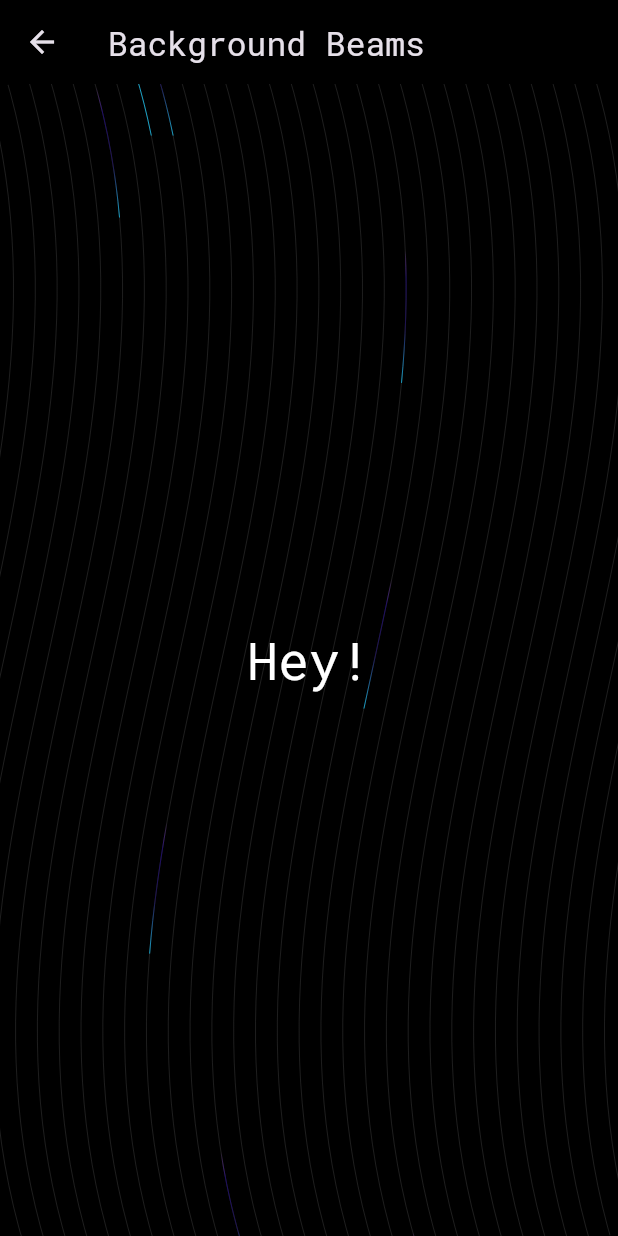
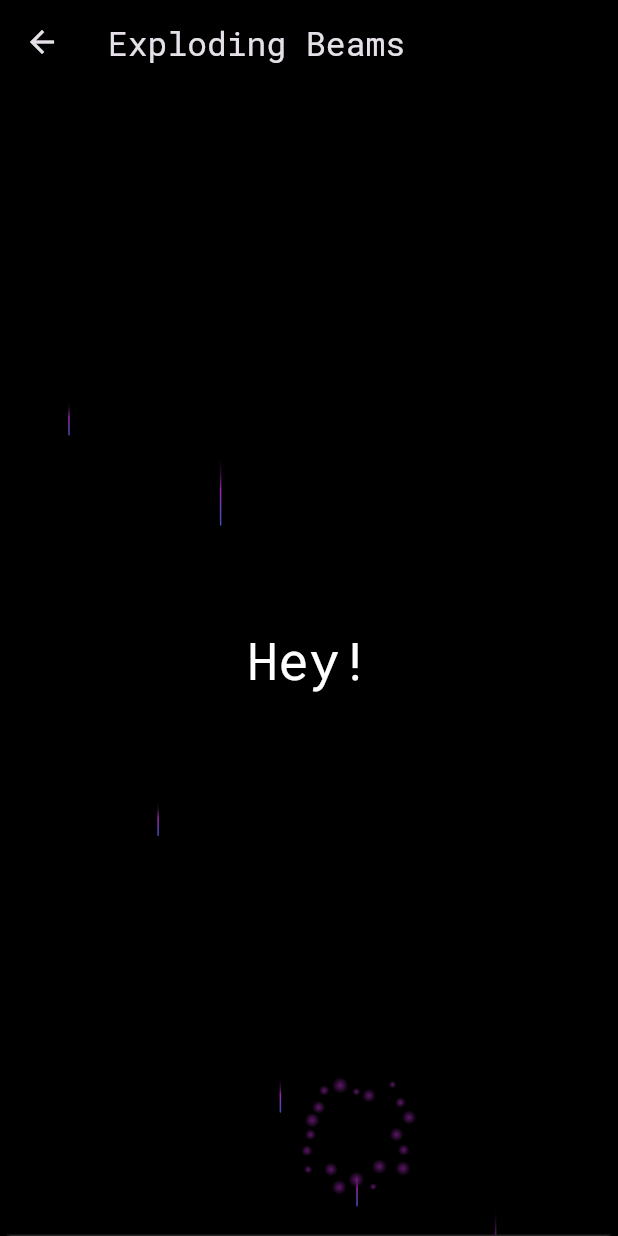
Before and after one commit to flutterfx/flutterfx_widgets, a Flutter app: the screen it shows after launch, on a phone screen of 412 x 824 dp. Run offline on Flutter 3.47's test engine with Material 3 defaults, Android fonts, the light colour scheme and no system bars; our stand-ins replace flutter_colorpicker, google_fonts.

Commit message:
Beam with explosion done!

```diff
--- /dev/null
+++ b/lib/background-exploding-beam/background_beam_explosion.dart
@@ -0,0 +1,364 @@
+import 'dart:async';
+import 'dart:math';
+import 'package:flutter/material.dart';
+
+// Your existing BackgroundBeamsWithCollision class remains the same
+class BackgroundBeamsWithCollision extends StatefulWidget {
+  final Widget? child;
+
+  const BackgroundBeamsWithCollision({
+    Key? key,
+    this.child,
+  }) : super(key: key);
+
+  @override
+  State<BackgroundBeamsWithCollision> createState() =>
+      _BackgroundBeamsWithCollisionState();
+}
+
+class _BackgroundBeamsWithCollisionState
+    extends State<BackgroundBeamsWithCollision> {
+  late List<BeamConfig> beams;
+  late double containerWidth;
+  late double containerHeight;
+
+  @override
+  void didChangeDependencies() {
+    super.didChangeDependencies();
+    containerWidth = MediaQuery.of(context).size.width;
+    containerHeight = MediaQuery.of(context).size.height * 0.85;
+    _initializeBeams();
+  }
+
+  void _initializeBeams() {
+    final random = Random();
+    beams = List.generate(
+        7,
+        (index) => BeamConfig(
+              initialX: random.nextDouble() * containerWidth,
+              duration: random.nextDouble() * 3 + 1,
+              repeatDelay: random.nextDouble() * 3,
+              delay: random.nextDouble() * 4,
+              height: [24.0, 48.0, 80.0][random.nextInt(3)],
+            ));
+  }
+
+  @override
+  Widget build(BuildContext context) {
+    return Container(
+      height: containerHeight,
+      width: containerWidth,
+      child: Stack(
+        clipBehavior: Clip.none,
+        children: [
+          ...beams.map((beam) => CollisionMechanism(
+                key: ValueKey('${beam.initialX}-beam'),
+                beamOptions: beam,
+                containerHeight: containerHeight,
+              )),
+          if (widget.child != null) Center(child: widget.child!),
+          Positioned(
+            bottom: 0,
+            left: 0,
+            right: 0,
+            child: Container(
+              height: 1,
+              decoration: BoxDecoration(
+                color: Theme.of(context).brightness == Brightness.light
+                    ? const Color(0xFFF5F5F5)
+                    : const Color(0xFF262626),
+                boxShadow: [
+                  BoxShadow(
+                    color: Colors.black.withOpacity(0.06),
+                    blurRadius: 24,
+                  ),
+                ],
+              ),
+            ),
+          ),
+        ],
+      ),
+    );
+  }
+}
+
+// Your existing BeamConfig class remains the same
+class BeamConfig {
+  final double initialX;
+  final double duration;
+  final double repeatDelay;
+  final double delay;
+  final double height;
+
+  BeamConfig({
+    required this.initialX,
+    required this.duration,
+    required this.repeatDelay,
+    this.delay = 0,
+    this.height = 56,
+  });
+}
+
+// New SimpleExplosion class
+class SimpleExplosion extends StatefulWidget {
+  final Offset position;
+
+  const SimpleExplosion({
+    Key? key,
+    required this.position,
+  }) : super(key: key);
+
+  @override
+  State<SimpleExplosion> createState() => _SimpleExplosionState();
+}
+
+class _SimpleExplosionState extends State<SimpleExplosion>
+    with SingleTickerProviderStateMixin {
+  late AnimationController _controller;
+  final List<ExplosionParticle> _particles = [];
+
+  @override
+  void initState() {
+    super.initState();
+    _controller = AnimationController(
+      duration: const Duration(milliseconds: 600),
+      vsync: this,
+    );
+
+    // Create more particles with larger spread
+    final random = Random();
+    for (int i = 0; i < 20; i++) {
+      // Increased number of particles
+      final angle = (i * pi * 2) / 20;
+      final speed = random.nextDouble() * 40 + 60; // Increased speed
+      final radius = random.nextDouble() * 4 + 3; // Increased size
+
+      _particles.add(ExplosionParticle(
+        angle: angle,
+        speed: speed,
+        radius: radius,
+      ));
+    }
+
+    _controller.forward();
+  }
+
+  @override
+  Widget build(BuildContext context) {
+    return Positioned(
+      left: widget.position.dx - 100, // Center the explosion
+      top: widget.position.dy - 100, // Center the explosion
+      child: AnimatedBuilder(
+        animation: _controller,
+        builder: (context, child) {
+          return CustomPaint(
+            size: const Size(200, 200), // Increased size
+            painter: ExplosionPainter(
+              position: const Offset(100, 100), // Center point
+              progress: _controller.value,
+              particles: _particles,
+            ),
+          );
+        },
+      ),
+    );
+  }
+
+  @override
+  void dispose() {
+    _controller.dispose();
+    super.dispose();
+  }
+}
+
+class ExplosionParticle {
+  final double angle;
+  final double speed;
+  final double radius;
+
+  ExplosionParticle({
+    required this.angle,
+    required this.speed,
+    required this.radius,
+  });
+}
+
+class ExplosionPainter extends CustomPainter {
+  final Offset position;
+  final double progress;
+  final List<ExplosionParticle> particles;
+
+  ExplosionPainter({
+    required this.position,
+    required this.progress,
+    required this.particles,
+  });
+
+  @override
+  void paint(Canvas canvas, Size size) {
+    for (final particle in particles) {
+      // Calculate particle position based on angle and progress
+      final distance = particle.speed * progress;
+      final dx = cos(particle.angle) * distance;
+      final dy = sin(particle.angle) * distance;
+
+      // Create a gradient for the particle
+      final gradient = RadialGradient(
+        colors: [
+          Colors.purple.withOpacity(1 - progress),
+          Colors.purple.withOpacity(0),
+        ],
+      );
+
+      final paint = Paint()
+        ..shader = gradient.createShader(
+          Rect.fromCircle(
+            center: position.translate(dx, dy),
+            radius: particle.radius * (1 - progress * 0.5),
+          ),
+        )
+        ..style = PaintingStyle.fill;
+
+      // Draw the particle
+      canvas.drawCircle(
+        position.translate(dx, dy),
+        particle.radius * (1 - progress * 0.3), // Slower shrinking
+        paint,
+      );
+    }
+  }
+
+  @override
+  bool shouldRepaint(ExplosionPainter oldDelegate) {
+    return progress != oldDelegate.progress;
+  }
+}
+
+class CollisionMechanism extends StatefulWidget {
+  final BeamConfig beamOptions;
+  final double containerHeight;
+
+  const CollisionMechanism({
+    Key? key,
+    required this.beamOptions,
+    required this.containerHeight,
+  }) : super(key: key);
+
+  @override
+  State<CollisionMechanism> createState() => _CollisionMechanismState();
+}
+
+class _CollisionMechanismState extends State<CollisionMechanism>
+    with SingleTickerProviderStateMixin {
+  late AnimationController _controller;
+  bool _isColliding = false;
+  late Animation<double> _beamAnimation;
+
+  @override
+  void initState() {
+    super.initState();
+    _setupAnimation();
+  }
+
+  void _setupAnimation() {
+    _controller = AnimationController(
+      duration:
+          Duration(milliseconds: (widget.beamOptions.duration * 1000).toInt()),
+      vsync: this,
+    );
+
+    // Change animation to go beyond container height
+    _beamAnimation = Tween<double>(
+      begin: 0,
+      end: widget.containerHeight +
+          widget.beamOptions.height * 2, // Go past bottom
+    ).animate(_controller);
+
+    // Listen for when beam reaches bottom
+    _controller.addListener(() {
+      final beamTipPosition = _beamAnimation.value - widget.beamOptions.height;
+
+      // Check if beam tip has hit bottom but hasn't triggered collision yet
+      if (beamTipPosition >= widget.containerHeight && !_isColliding) {
+        setState(() {
+          _isColliding = true;
+        });
+
+        // Reset collision flag after explosion duration, but don't reset animation
+        Future.delayed(const Duration(milliseconds: 600), () {
+          if (mounted) {
+            setState(() {
+              _isColliding = false;
+            });
+          }
+        });
+      }
+
+      // Reset animation when beam is completely off screen
+      if (_controller.status == AnimationStatus.completed) {
+        Future.delayed(
+          Duration(
+              milliseconds: (widget.beamOptions.repeatDelay * 1000).toInt()),
+          () {
+            if (mounted) {
+              _controller.reset();
+              _controller.forward();
+            }
+          },
+        );
+      }
+    });
+
+    Future.delayed(
+      Duration(milliseconds: (widget.beamOptions.delay * 1000).toInt()),
+      () => _controller.forward(),
+    );
+  }
+
+  @override
+  Widget build(BuildContext context) {
+    return Stack(
+      clipBehavior: Clip.none,
+      children: [
+        AnimatedBuilder(
+          animation: _beamAnimation,
+          builder: (context, child) {
+            return Positioned(
+              left: widget.beamOptions.initialX,
+              top: _beamAnimation.value - widget.beamOptions.height,
+              child: Container(
+                width: 1,
+                height: widget.beamOptions.height,
+                decoration: const BoxDecoration(
+                  borderRadius: BorderRadius.all(Radius.circular(100)),
+                  gradient: LinearGradient(
+                    begin: Alignment.topCenter,
+                    end: Alignment.bottomCenter,
+                    colors: [
+                      Colors.transparent,
+                      Colors.purple,
+                      Colors.indigo,
+                    ],
+                  ),
+                ),
+              ),
+            );
+          },
+        ),
+        if (_isColliding)
+          SimpleExplosion(
+            position: Offset(
+              widget.beamOptions.initialX,
+              widget.containerHeight,
+            ),
+          ),
+      ],
+    );
+  }
+
+  @override
+  void dispose() {
+    _controller.dispose();
+    super.dispose();
+  }
+}
--- /dev/null
+++ b/lib/background-exploding-beam/background_beam_explosion_demo.dart
@@ -0,0 +1,34 @@
+import 'package:flutter/material.dart';
+import 'package:fx_2_folder/background-exploding-beam/background_beam_explosion.dart';
+
+class ExplodingBeamDemo extends StatefulWidget {
+  const ExplodingBeamDemo({Key? key}) : super(key: key);
+
+  @override
+  State<ExplodingBeamDemo> createState() => _DemoState();
+}
+
+class _DemoState extends State<ExplodingBeamDemo> {
+  @override
+  Widget build(BuildContext context) {
+    return Container(
+      color: Colors.black,
+      height: double.infinity,
+      width: double.infinity,
+      child: ClipRRect(
+        borderRadius: BorderRadius.circular(8),
+        child: const Stack(
+          children: [
+            Positioned.fill(
+                child: BackgroundBeamsWithCollision(
+              child: Text("Hey!",
+                  style: TextStyle(
+                      color: Colors.white,
+                      fontSize: 34)), // Optional child widget
+            )),
+          ],
+        ),
+      ),
+    );
+  }
+}
--- a/lib/main.dart
+++ b/lib/main.dart
@@ -1,6 +1,7 @@
 import 'package:flutter/material.dart';
 import 'package:flutter/services.dart';
 import 'package:fx_2_folder/background-beam/background_beam_demo.dart';
+import 'package:fx_2_folder/background-exploding-beam/background_beam_explosion_demo.dart';
 import 'package:fx_2_folder/books/books.dart';
 import 'package:fx_2_folder/celebrate/celebrate_demo.dart';
 import 'package:fx_2_folder/circles_selector/CirclesHomeWidget.dart';
@@ -199,6 +200,11 @@ class HomeScreen extends StatelessWidget {
       builder: (context) => BackgroundBeamDemo(),
       appBarColor: Colors.black,
     ),
+    AnimationExample(
+      title: 'Exploding Beams',
+      builder: (context) => ExplodingBeamDemo(),
+      appBarColor: Colors.black,
+    ),
   ];
 
   HomeScreen({super.key});
```
